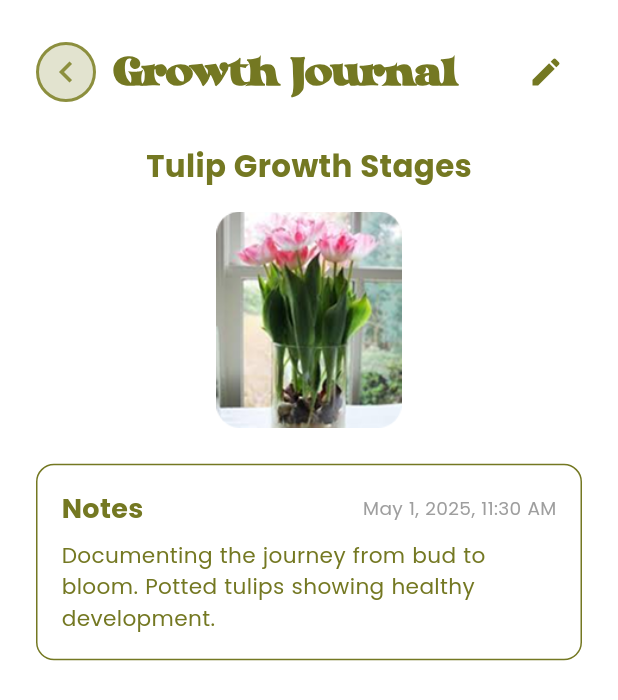
After one commit to breamier/sproutly, a Flutter app: the GrowthJournalIndivEntry screen opened directly, on a phone screen of 412 x 824 dp. The commit adds this screen. Shown: the top 700 px of the screen. Run offline on Flutter 3.47's test engine with Material 3 defaults, Android fonts, the phone set to English and light mode, and no system bars; our stand-ins replace cloud_firestore, firebase_auth, firebase_core, flutter_local_notifications, flutter_timezone, permission_handler and 1 more; accounts and stored records are empty.

Commit message:
[Leanne][Feature] Added View/Edit Indiv Entries of Growth Journal

```diff
--- /dev/null
+++ b/lib/screens/growth_journal/growth_journal_indiv_entry.dart
@@ -0,0 +1,246 @@
+import 'package:flutter/material.dart';
+import 'package:sproutly/main.dart';
+
+const Color oliveGreen = Color(0xFF747822);
+
+const TextStyle titleFont = TextStyle(
+  fontFamily: 'Curvilingus',
+  fontWeight: FontWeight.w700,
+  fontSize: 38,
+  color: oliveGreen,
+);
+
+const TextStyle headingFont = TextStyle(
+  fontFamily: 'Poppins',
+  fontWeight: FontWeight.w700,
+  fontSize: 18,
+  color: oliveGreen,
+);
+
+const TextStyle bodyFont = TextStyle(
+  fontFamily: 'Poppins',
+  fontWeight: FontWeight.w400,
+  fontSize: 12,
+  color: oliveGreen,
+);
+
+class GrowthJournalIndivEntry extends StatefulWidget {
+  final String title;
+  final String description;
+  final String imagePath;
+  final String date;
+
+  const GrowthJournalIndivEntry({
+    super.key,
+    required this.title,
+    required this.description,
+    required this.imagePath,
+    required this.date,
+  });
+
+  @override
+  State<GrowthJournalIndivEntry> createState() =>
+      _GrowthJournalIndivEntryState();
+}
+
+class _GrowthJournalIndivEntryState extends State<GrowthJournalIndivEntry> {
+  bool isEditing = false;
+  late TextEditingController _titleController;
+  late TextEditingController _descriptionController;
+
+  @override
+  void initState() {
+    super.initState();
+    _titleController = TextEditingController(text: widget.title);
+    _descriptionController = TextEditingController(text: widget.description);
+  }
+
+  @override
+  void dispose() {
+    _titleController.dispose();
+    _descriptionController.dispose();
+    super.dispose();
+  }
+
+  @override
+  Widget build(BuildContext context) {
+    final screenWidth = MediaQuery.of(context).size.width;
+    final screenHeight = MediaQuery.of(context).size.height;
+
+    return Scaffold(
+      backgroundColor: Colors.white,
+      body: SafeArea(
+        child: SingleChildScrollView(
+          padding: const EdgeInsets.all(24),
+          child: Column(
+            crossAxisAlignment: CrossAxisAlignment.center,
+            children: [
+              // Header with Back and Edit Button
+              Row(
+                children: [
+                  GestureDetector(
+                    onTap: () {
+                      Navigator.pop(context);
+                    },
+                    child: Container(
+                      width: 40,
+                      height: 40,
+                      decoration: BoxDecoration(
+                        color: const Color(0xFF8C8F3E).withOpacity(0.25),
+                        shape: BoxShape.circle,
+                        border: Border.all(
+                          color: const Color(0xFF8C8F3E),
+                          width: 2,
+                        ),
+                      ),
+                      child: const Icon(
+                        Icons.chevron_left,
+                        color: Color(0xFF8C8F3E),
+                        size: 28,
+                      ),
+                    ),
+                  ),
+                  const SizedBox(width: 12),
+                  Expanded(
+                    child: Text(
+                      'Growth Journal',
+                      style: TextStyle(
+                        fontFamily: 'Curvilingus',
+                        fontWeight: FontWeight.w700,
+                        fontSize: (MediaQuery.of(context).size.width * 0.08)
+                            .clamp(24.0, 38.0),
+                        color: const Color(0xFF747822),
+                      ),
+                    ),
+                  ),
+                  IconButton(
+                    icon: Icon(
+                      isEditing ? Icons.check : Icons.edit,
+                      color: oliveGreen,
+                    ),
+                    onPressed: () {
+                      setState(() {
+                        isEditing = !isEditing;
+                      });
+                    },
+                  ),
+                ],
+              ),
+
+              const SizedBox(height: 24),
+
+              // Editable Title
+              isEditing
+                  ? TextField(
+                      controller: _titleController,
+                      style: headingFont.copyWith(fontSize: screenWidth * 0.05),
+                      decoration: const InputDecoration(
+                        border: OutlineInputBorder(),
+                        labelText: 'Title',
+                      ),
+                    )
+                  : Text(
+                      _titleController.text,
+                      style: headingFont.copyWith(fontSize: screenWidth * 0.05),
+                    ),
+
+              const SizedBox(height: 16),
+
+              // Image
+              Image.asset(
+                widget.imagePath,
+                width: screenWidth * 0.3,
+                fit: BoxFit.contain,
+              ),
+
+              const SizedBox(height: 24),
+
+              // Entry Container
+              Container(
+                width: double.infinity,
+                padding: const EdgeInsets.all(16),
+                decoration: BoxDecoration(
+                  border: Border.all(color: oliveGreen),
+                  borderRadius: BorderRadius.circular(12),
+                ),
+                child: Column(
+                  crossAxisAlignment: CrossAxisAlignment.start,
+                  children: [
+                    // Notes Header + Date
+                    Row(
+                      mainAxisAlignment: MainAxisAlignment.spaceBetween,
+                      children: [
+                        Text('Notes', style: headingFont),
+                        Text(
+                          widget.date,
+                          style: TextStyle(
+                            fontFamily: 'Poppins',
+                            fontSize: screenWidth * 0.03,
+                            color: Colors.grey,
+                          ),
+                        ),
+                      ],
+                    ),
+                    const SizedBox(height: 8),
+
+                    // Editable or Static Description
+                    isEditing
+                        ? TextField(
+                            controller: _descriptionController,
+                            style: bodyFont.copyWith(
+                              fontSize: screenWidth * 0.035,
+                            ),
+                            maxLines: null,
+                            decoration: const InputDecoration(
+                              border: OutlineInputBorder(),
+                              hintText: 'Write your journal entry...',
+                            ),
+                          )
+                        : Text(
+                            _descriptionController.text,
+                            style: bodyFont.copyWith(
+                              fontSize: screenWidth * 0.035,
+                            ),
+                          ),
+                  ],
+                ),
+              ),
+
+              const SizedBox(height: 24),
+
+              // Save Button
+              if (isEditing)
+                ElevatedButton(
+                  style: ElevatedButton.styleFrom(
+                    backgroundColor: oliveGreen,
+                    shape: RoundedRectangleBorder(
+                      borderRadius: BorderRadius.circular(30),
+                    ),
+                    padding: const EdgeInsets.symmetric(
+                      horizontal: 32,
+                      vertical: 12,
+                    ),
+                  ),
+                  onPressed: () {
+                    setState(() {
+                      isEditing = false;
+                    });
+                    // Optionally trigger a save logic callback
+                  },
+                  child: const Text(
+                    'Save Journal Entry',
+                    style: TextStyle(
+                      fontFamily: 'Poppins',
+                      fontWeight: FontWeight.bold,
+                      color: Colors.white,
+                      fontSize: 14,
+                    ),
+                  ),
+                ),
+            ],
+          ),
+        ),
+      ),
+    );
+  }
+}
--- a/lib/screens/growth_journal/growthjournal_entries_screen.dart
+++ b/lib/screens/growth_journal/growthjournal_entries_screen.dart
@@ -1,5 +1,6 @@
 import 'package:flutter/material.dart';
 import 'package:sproutly/main.dart';
+import 'package:sproutly/screens/growth_journal/growth_journal_indiv_entry.dart';
 
 const Color oliveGreen = Color(0xFF747822);
 
@@ -93,9 +94,9 @@ class GrowthJournalEntriesScreen extends StatelessWidget {
               Expanded(
                 child: ListView(
                   children: [
-                    _buildJournalEntry(),
+                    _buildJournalEntry(context),
                     const SizedBox(height: 16),
-                    _buildJournalEntry(),
+                    _buildJournalEntry(context),
                   ],
                 ),
               ),
@@ -106,21 +107,33 @@ class GrowthJournalEntriesScreen extends StatelessWidget {
     );
   }
 
-  Widget _buildJournalEntry() {
-    return Container(
+  Widget _buildJournalEntry(BuildContext context) {
+    return GestureDetector(
+      onTap: () {
+        Navigator.push(
+          context,
+          MaterialPageRoute(
+            builder: (context) => const GrowthJournalIndivEntry(
+              title: 'Tulip Growth Stages',
+              description:
+                  'Documenting the journey from bud to bloom. Potted tulips showing healthy development.',
+              imagePath: 'assets/tulips.png',
+              date: 'May 1, 2025, 11:30 AM',
+            ),
+          ),
+        );
+      },
+      child: Container(
         padding: const EdgeInsets.fromLTRB(12, 0, 12, 12),
         decoration: BoxDecoration(
-        color: Color(0xFFF8F4F4),
+          color: const Color(0xFFF8F4F4),
           border: Border.all(color: oliveGreen),
           borderRadius: BorderRadius.circular(12),
         ),
         child: Column(
           crossAxisAlignment: CrossAxisAlignment.start,
           children: [
-          // IMAGE LAYOUT
-          // Single image per entry
             _buildAssetImage('assets/tulips.png', height: 180),
-
             const SizedBox(height: 12),
             Text('Tulip Growth Stages', style: headingFont),
             const SizedBox(height: 4),
@@ -139,18 +152,18 @@ class GrowthJournalEntriesScreen extends StatelessWidget {
             ),
           ],
         ),
+      ),
     );
   }
 
   Widget _buildAssetImage(String path, {double height = 100}) {
-    return Align(
-      alignment: Alignment.centerLeft,
-      child: Container(
+    return Container(
       height: height,
       width: 80,
+      margin: EdgeInsets.zero,
+      padding: EdgeInsets.zero,
       decoration: BoxDecoration(
         image: DecorationImage(image: AssetImage(path), fit: BoxFit.contain),
-        ),
       ),
     );
   }
```
Lines whose indentation alone changed are shown as unchanged.
